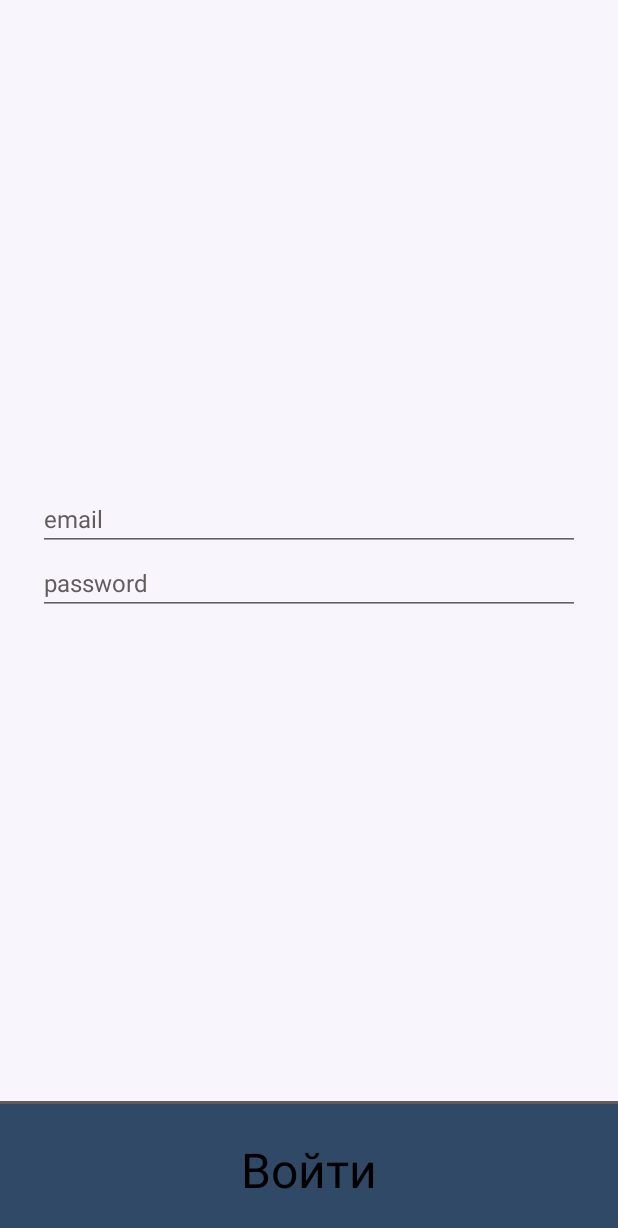
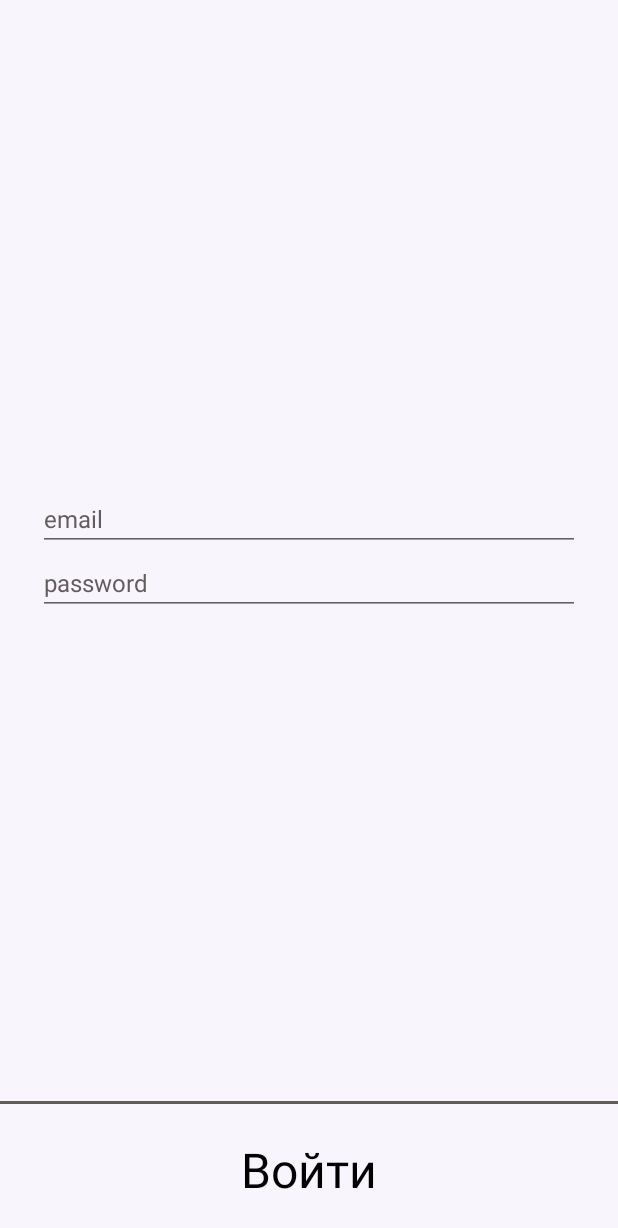
Before and after one commit to DenisBelashkov/UtilitatemMetris, an Android app: the fragment LoginFragment placed in its activity, on a phone screen of 412 x 824 dp. Shown: the top 1228 px of the screen. Run offline under Robolectric (Android 15) with nearby library versions, the phone set to English and light mode, and no system bars; our stand-ins replace data binding; libraries missing offline, so code that uses them is left out: studio.carbonylgroup.textfieldboxes; plain views replace ExtendedEditText, TextFieldBoxes; 6 statements that could not run were skipped.

Commit message:
Косметические изменения Понизил версию до sdk21

```diff
--- a/Frontend/app/build.gradle
+++ b/Frontend/app/build.gradle
@@ -11,7 +11,7 @@ android {
 
     defaultConfig {
         applicationId "org.vsu.pt.team2.utilitatemmetrisapp"
-        minSdkVersion 24
+        minSdkVersion 21
         targetSdkVersion 30
         versionCode 1
         versionName "1.0"
--- a/Frontend/app/src/main/java/org/vsu/pt/team2/utilitatemmetrisapp/ui/components/BigGeneralButton.kt
+++ b/Frontend/app/src/main/java/org/vsu/pt/team2/utilitatemmetrisapp/ui/components/BigGeneralButton.kt
@@ -46,7 +46,9 @@ class BigGeneralButton @JvmOverloads constructor(
             initComponents(
                 context.obtainStyledAttributes(
                     it,
-                    R.styleable.BigGeneralButton, 0, 0
+                    R.styleable.BigGeneralButton,
+                    0,
+                    R.style.BigGeneralButton
                 )
             )
         }
--- a/Frontend/app/src/main/java/org/vsu/pt/team2/utilitatemmetrisapp/ui/login/LoginViewPagerFragment.kt
+++ b/Frontend/app/src/main/java/org/vsu/pt/team2/utilitatemmetrisapp/ui/login/LoginViewPagerFragment.kt
@@ -31,6 +31,8 @@ class LoginViewPagerFragment : Fragment() {
             tab.text = getTabTitle(position)
         }.attach()
 
+        binding.appBarLayoutInclude.toolbarIconContainer.visibility = View.GONE
+
         (activity as AppCompatActivity).setSupportActionBar(binding.appBarLayoutInclude.toolbar)
 
         return binding.root
--- a/Frontend/app/src/main/java/org/vsu/pt/team2/utilitatemmetrisapp/ui/splash/SplashActivity.kt
+++ b/Frontend/app/src/main/java/org/vsu/pt/team2/utilitatemmetrisapp/ui/splash/SplashActivity.kt
@@ -40,7 +40,7 @@ class SplashActivity : AppCompatActivity() {
 
     private fun userAlreadyLoggedIn(): Boolean {
         //todo check for cached user
-        return true
+        return false
     }
 
     private fun startAnimation() {
--- a/Frontend/app/src/main/res/layout/appbar_content.xml
+++ b/Frontend/app/src/main/res/layout/appbar_content.xml
@@ -36,7 +36,6 @@
                     android:layout_width="@dimen/toolbar_icons_size"
                     android:layout_height="@dimen/toolbar_icons_size"
                     android:layout_marginStart="6dp"
-                    android:layout_marginEnd="6dp"
                     app:layout_constraintBottom_toBottomOf="parent"
                     app:layout_constraintEnd_toStartOf="@+id/toolbar_textview"
                     app:layout_constraintStart_toStartOf="parent"
@@ -47,7 +46,7 @@
                         android:layout_width="@dimen/toolbar_icons_size"
                         android:layout_height="@dimen/toolbar_icons_size"
                         android:src="@drawable/ic_baseline_menu_24"
-                        android:visibility="visible"
+                        android:visibility="gone"
                         app:layout_constraintBottom_toBottomOf="parent"
                         app:layout_constraintEnd_toEndOf="parent"
                         app:layout_constraintStart_toStartOf="parent"
@@ -70,6 +69,7 @@
                     android:layout_width="0dp"
                     android:layout_height="match_parent"
                     android:gravity="start|center_vertical"
+                    android:layout_marginStart="6dp"
                     android:text="@string/app_name"
                     android:textAppearance="?attr/textAppearanceHeadline5"
                     android:textColor="@color/blue_primary_text"
--- a/Frontend/app/src/main/res/layout/big_general_button.xml
+++ b/Frontend/app/src/main/res/layout/big_general_button.xml
@@ -9,6 +9,7 @@
         android:layout_width="match_parent"
         android:layout_height="match_parent"
         android:elevation="8dp"
+        android:background="@color/white_background"
         >
 
         <View
@@ -31,7 +32,11 @@
             app:layout_constraintStart_toStartOf="parent"
 
             style="@style/BigGeneralButtonText"
-            android:background="@drawable/ripple_big_general_button" />
+            android:background="@drawable/ripple_big_general_button"
+            android:backgroundTint="@color/white_background"
+            android:backgroundTintMode="src_over"
+
+            />
 
         <ImageView
             app:layout_constraintTop_toTopOf="parent"
--- a/Frontend/app/src/main/res/layout/fragment_login.xml
+++ b/Frontend/app/src/main/res/layout/fragment_login.xml
@@ -1,65 +1,64 @@
 <?xml version="1.0" encoding="utf-8"?>
 <layout xmlns:app="http://schemas.android.com/apk/res-auto">
+
     <data>
+
         <variable
             name="viewmodel"
             type="org.vsu.pt.team2.utilitatemmetrisapp.viewmodels.LoginViewModel" />
     </data>
 
-    <androidx.constraintlayout.widget.ConstraintLayout
-        xmlns:android="http://schemas.android.com/apk/res/android" android:layout_width="match_parent"
-        android:layout_height="match_parent"
+    <androidx.constraintlayout.widget.ConstraintLayout xmlns:android="http://schemas.android.com/apk/res/android"
         style="@style/RootElementStyle"
-        >
+        android:layout_width="match_parent"
+        android:layout_height="match_parent">
 
         <androidx.constraintlayout.widget.ConstraintLayout
             android:layout_width="match_parent"
             android:layout_height="wrap_content"
-            app:layout_constraintTop_toTopOf="parent"
             app:layout_constraintBottom_toTopOf="@+id/big_general_button"
-            >
+            app:layout_constraintTop_toTopOf="parent">
+
             <studio.carbonylgroup.textfieldboxes.TextFieldBoxes
+                android:id="@+id/login_email_textfieldboxes"
+                style="@style/TextFieldBoxesStyle"
                 android:layout_width="match_parent"
                 android:layout_height="wrap_content"
-                app:layout_constraintTop_toTopOf="parent"
-                android:id="@+id/login_email_textfieldboxes"
+                android:layout_marginStart="25dp"
                 android:layout_marginEnd="25dp"
-                android:layout_marginStart="25dp"
                 app:alwaysShowHint="true"
-                style="@style/TextFieldBoxesStyle"
-                >
+                app:layout_constraintTop_toTopOf="parent">
+
                 <studio.carbonylgroup.textfieldboxes.ExtendedEditText
                     android:id="@+id/login_email_extendededittext"
+                    style="@style/TextFieldBoxesExtendedEditTextStyle"
                     android:layout_width="match_parent"
                     android:layout_height="wrap_content"
-                    style="@style/TextFieldBoxesExtendedEditTextStyle"
                     android:hint="@string/auth_login_textfield_email_hint"
-                    android:inputType="text"
                     android:imeOptions="actionNext"
-                    >
+                    android:inputType="text">
 
                 </studio.carbonylgroup.textfieldboxes.ExtendedEditText>
             </studio.carbonylgroup.textfieldboxes.TextFieldBoxes>
 
             <studio.carbonylgroup.textfieldboxes.TextFieldBoxes
+                android:id="@+id/login_password_textfieldboxes"
+                style="@style/TextFieldBoxesStyle"
                 android:layout_width="match_parent"
                 android:layout_height="wrap_content"
-                app:layout_constraintTop_toBottomOf="@+id/login_email_textfieldboxes"
-                android:id="@+id/login_password_textfieldboxes"
+                android:layout_marginStart="25dp"
                 android:layout_marginEnd="25dp"
-                android:layout_marginStart="25dp"
                 app:alwaysShowHint="true"
-                style="@style/TextFieldBoxesStyle"
-                >
+                app:layout_constraintTop_toBottomOf="@+id/login_email_textfieldboxes">
+
                 <studio.carbonylgroup.textfieldboxes.ExtendedEditText
                     android:id="@+id/login_password_extendededittext"
+                    style="@style/TextFieldBoxesExtendedEditTextStyle"
                     android:layout_width="match_parent"
                     android:layout_height="wrap_content"
-                    style="@style/TextFieldBoxesExtendedEditTextStyle"
                     android:hint="@string/auth_login_textfield_pass_hint"
-                    android:inputType="text"
                     android:imeOptions="actionGo"
-                    >
+                    android:inputType="text">
 
                 </studio.carbonylgroup.textfieldboxes.ExtendedEditText>
             </studio.carbonylgroup.textfieldboxes.TextFieldBoxes>
@@ -70,9 +69,9 @@
             android:id="@+id/big_general_button"
             android:layout_width="match_parent"
             android:layout_height="@dimen/big_general_button_height"
-            app:layout_constraintBottom_toBottomOf="parent"
+            android:background="@color/white_background"
             app:button_text="@string/auth_login_tab_title"
-            />
+            app:layout_constraintBottom_toBottomOf="parent" />
 
     </androidx.constraintlayout.widget.ConstraintLayout>
 </layout>
--- a/Frontend/app/src/main/res/values/styles.xml
+++ b/Frontend/app/src/main/res/values/styles.xml
@@ -1,7 +1,7 @@
 <?xml version="1.0" encoding="utf-8"?>
 <resources>
     <!-- Base application theme. -->
-    <style name="Theme.UtilitatemMetris" parent="Theme.MaterialComponents.DayNight.NoActionBar">
+    <style name="Theme.UtilitatemMetris" parent="Theme.AppCompat.DayNight.NoActionBar">
 
         <!-- Primary brand color. -->
         <item name="colorPrimary">@color/blue_primary</item>
@@ -40,11 +40,16 @@
         <item name="materialDrawerHeaderSelectionSubtext">@color/white_darker</item>
     </style>
 
+    <style name="BigGeneralButton" parent="Theme.MaterialComponents">
+        <item name="android:background">@color/white_background</item>
+    </style>
+
     <style name="BigGeneralButtonText" parent="Theme.UtilitatemMetris">
         <item name="textAllCaps">false</item>
         <item name="android:textAllCaps">false</item>
         <item name="android:textColor">@color/dark_text</item>
         <item name="android:textSize">@dimen/text_giant_32</item>
+        <item name="android:background">@color/white_background</item>
     </style>
 
     <style name="TextFieldBoxesStyle" >
```
